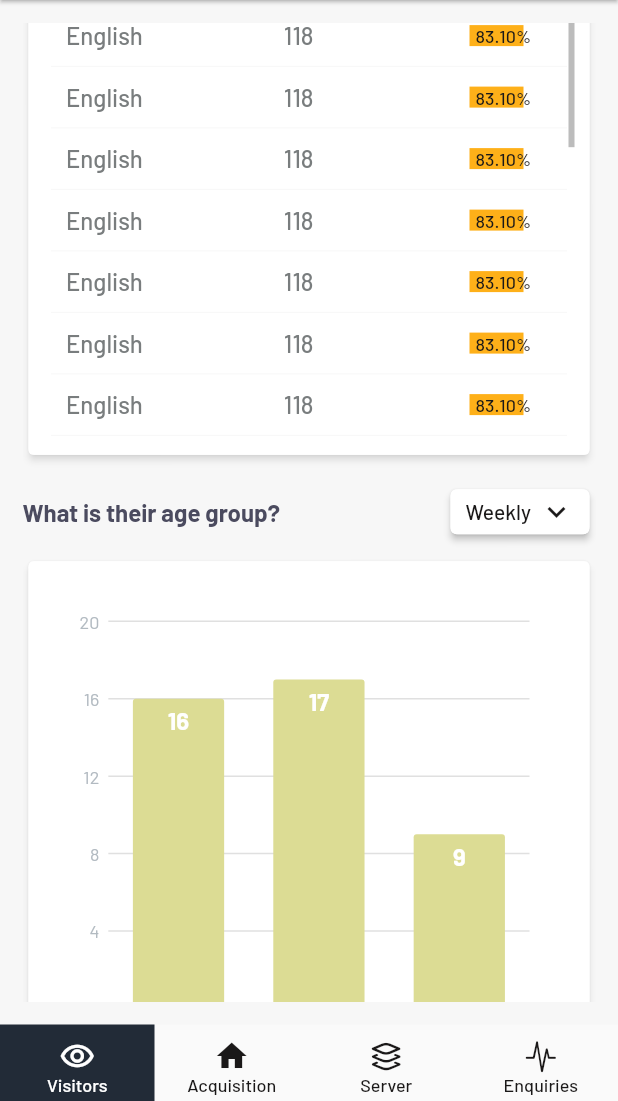
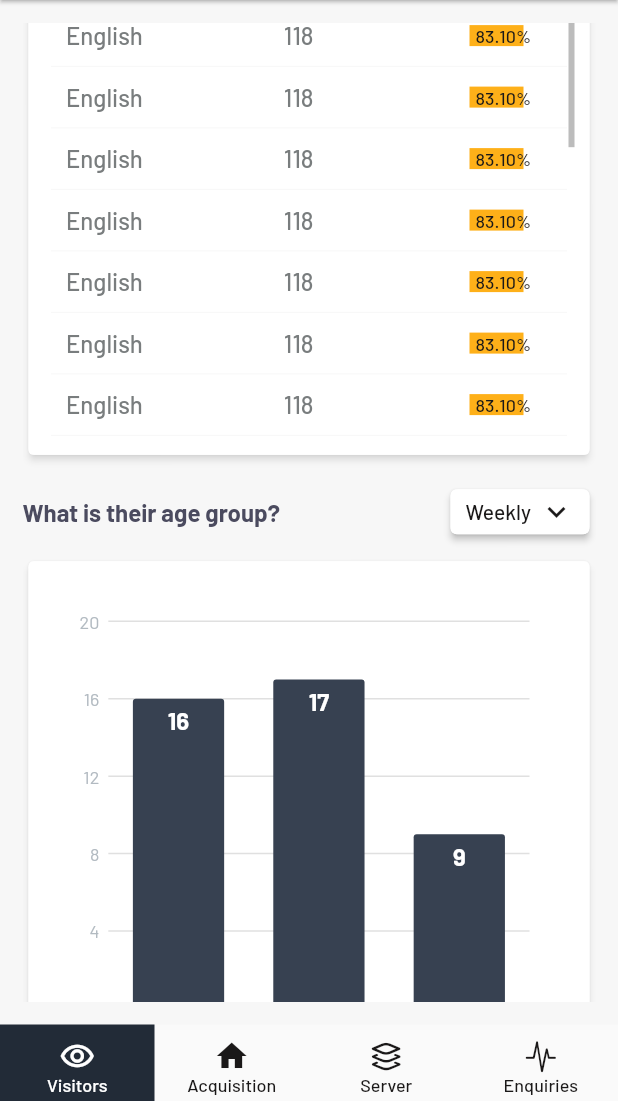
Before and after one commit to mirza-d3x/red_dog, a Flutter app: the screen it shows after launch, scrolled down 1728 dp, on a phone screen of 412 x 824 dp, the part 135-1236 px from its top. Run offline on Flutter 3.47's test engine with Material 3 defaults, Android fonts, the phone set to English and light mode, and no system bars; drawn by our look-alikes of fl_chart, percent_indicator; our stand-ins replace charts_flutter, syncfusion_flutter_charts; missing offline and left inert: countries_world_map.

Commit message:
edited visitors screen,edited bar graph color

```diff
--- a/lib/features/tabs/acquisition_screen.dart
+++ b/lib/features/tabs/acquisition_screen.dart
@@ -185,7 +185,7 @@ class _AcquisitionScreenState extends State<AcquisitionScreen> {
                                 ? Row(
                               children: [
                                 Text(
-                                    'Weekly',
+                                    'Monthly',
                                     style: durationDropDownTextStyle
                                 ),
 
--- a/lib/features/tabs/visitors_screen.dart
+++ b/lib/features/tabs/visitors_screen.dart
@@ -1503,7 +1503,7 @@ class _VisitorsScreenState extends State<VisitorsScreen> {
         data: data,
         domainFn: (BarChartData sales, _) => sales.category,
         measureFn: (BarChartData sales, _) => sales.value,
-        colorFn: (_, __) => charts.ColorUtil.fromDartColor(barGraphColor),
+        colorFn: (_, __) => charts.ColorUtil.fromDartColor(graphBlackColor),
         // colorFn: (_, __) => charts.MaterialPalette.blue.shadeDefault,
         labelAccessorFn: (BarChartData sales, _) => '${sales.value}',
         insideLabelStyleAccessorFn: (BarChartData sales, _){
```
